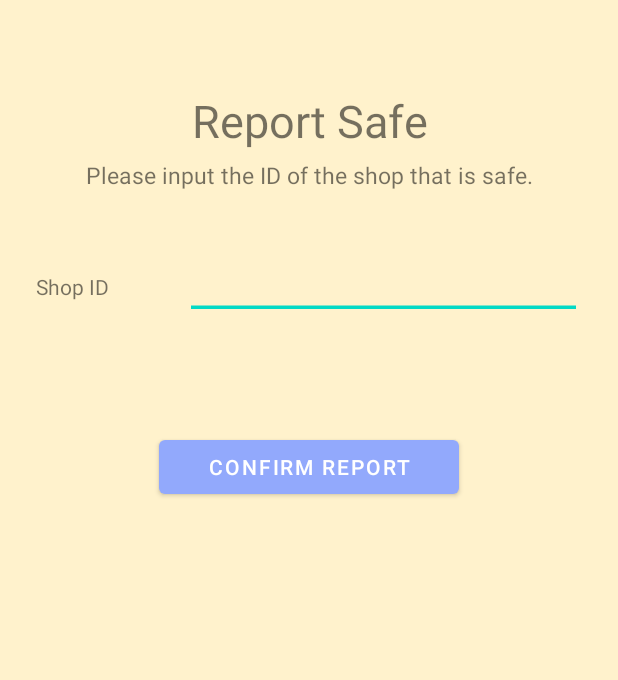
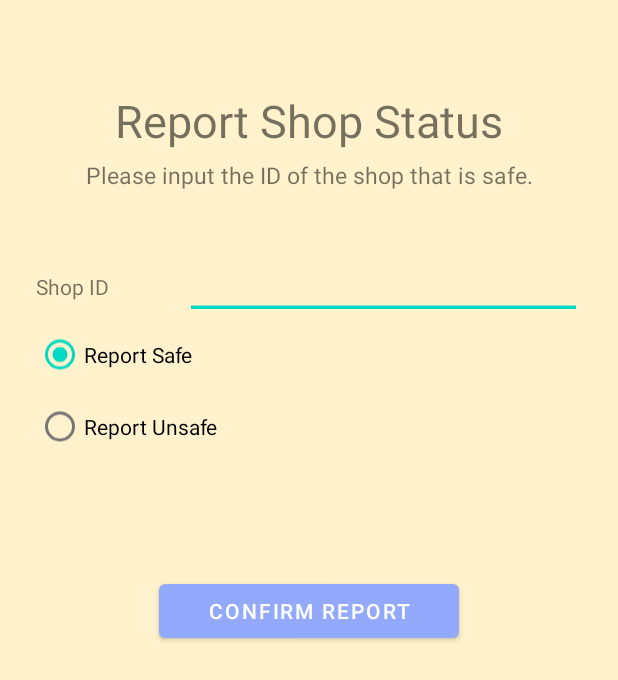
Before and after one commit to jessicahuang523/BackHomeSafe, an Android app: the layout activity_report_shop_status.xml on its own in the app's theme, with its tools: preview values and no code run, on a phone screen of 412 x 824 dp. Shown: the top 680 px of the screen. Run offline under Robolectric (Android 15) with nearby library versions, the phone set to English and light mode, and no system bars.

Commit message:
Report Status View

```diff
--- a/finalprojectv3/app/src/main/AndroidManifest.xml
+++ b/finalprojectv3/app/src/main/AndroidManifest.xml
@@ -9,10 +9,7 @@
         android:supportsRtl="true"
         android:theme="@style/Theme.Finalprojectv3">
         <activity
-            android:name=".ReportSafeActivity"
-            android:exported="false" />
-        <activity
-            android:name=".ReportUnsafeActivity"
+            android:name=".ReportShopStatusActivity"
             android:exported="false" />
         <activity android:name=".ScannerActivity" />
         <activity
--- a/finalprojectv3/app/src/main/java/club/owo/finalproject_v3/ReportSafeActivity.java
+++ /dev/null
@@ -1,14 +0,0 @@
-package club.owo.finalproject_v3;
-
-import androidx.appcompat.app.AppCompatActivity;
-
-import android.os.Bundle;
-
-public class ReportSafeActivity extends AppCompatActivity {
-
-    @Override
-    protected void onCreate(Bundle savedInstanceState) {
-        super.onCreate(savedInstanceState);
-        setContentView(R.layout.activity_report_safe);
-    }
-}
--- a/finalprojectv3/app/src/main/java/club/owo/finalproject_v3/WelcomeActivity.java
+++ b/finalprojectv3/app/src/main/java/club/owo/finalproject_v3/WelcomeActivity.java
@@ -34,10 +34,7 @@ public class WelcomeActivity extends AppCompatActivity {
             Intent page = new Intent(this, club.owo.finalproject_v3.ShopRegisterActivity.class);
             startActivity(page);
         } else if (view.getId() == R.id.welcome_button_report_unsafe) {
-            Intent page = new Intent(this, club.owo.finalproject_v3.ReportUnsafeActivity.class);
-            startActivity(page);
-        } else if (view.getId() == R.id.welcome_button_report_safe) {
-            Intent page = new Intent(this, club.owo.finalproject_v3.ReportSafeActivity.class);
+            Intent page = new Intent(this, club.owo.finalproject_v3.ReportShopStatusActivity.class);
             startActivity(page);
         }
     }
--- a/finalprojectv3/app/src/main/res/layout/activity_report_safe.xml
+++ b/finalprojectv3/app/src/main/res/layout/activity_report_shop_status.xml
@@ -4,7 +4,7 @@
     xmlns:tools="http://schemas.android.com/tools"
     android:layout_width="match_parent"
     android:layout_height="match_parent"
-    tools:context=".ReportSafeActivity">
+    tools:context=".ReportShopStatusActivity">
 
     <LinearLayout
         android:id="@+id/linearLayout"
@@ -21,7 +21,7 @@
             android:layout_width="match_parent"
             android:layout_height="wrap_content"
             android:gravity="center"
-            android:text="Report Safe"
+            android:text="Report Shop Status"
             android:textSize="30sp"
             android:translationY="60dp" />
 
@@ -63,10 +63,30 @@
                     android:importantForAutofill="no" />
 
             </LinearLayout>
+
+            <RadioGroup
+                android:layout_width="match_parent"
+                android:layout_height="match_parent" >
+
+                <RadioButton
+                    android:id="@+id/radio_safe"
+                    android:layout_width="match_parent"
+                    android:layout_height="wrap_content"
+                    android:text="Report Safe"
+                    android:checked="true"
+                    android:onClick="onRadioButtonClicked" />
+
+                <RadioButton
+                    android:id="@+id/radio_unsafe"
+                    android:layout_width="match_parent"
+                    android:layout_height="wrap_content"
+                    android:text="Report Unsafe"
+                    android:onClick="onRadioButtonClicked" />
+            </RadioGroup>
         </LinearLayout>
 
         <Button
-            android:id="@+id/report_safe_submit"
+            android:id="@+id/report_status_submit"
             android:layout_width="wrap_content"
             android:layout_height="wrap_content"
             android:layout_gravity="center"
@@ -74,6 +94,15 @@
             android:text="Confirm Report"
             android:translationY="180dp" />
 
+        <ProgressBar
+            android:id="@+id/status_report_progressbar"
+            style="?android:attr/progressBarStyle"
+            android:layout_width="match_parent"
+            android:layout_height="wrap_content"
+            android:visibility="gone"
+            app:layout_constraintEnd_toStartOf="@+id/linearLayout2"
+            app:layout_constraintStart_toStartOf="parent" />
+
     </LinearLayout>
 
 </androidx.constraintlayout.widget.ConstraintLayout>
```
Also changed, not shown: finalprojectv3/app/src/main/java/club/owo/finalproject_v3/ReportShopStatusActivity.java (added, +109 -0 lines), finalprojectv3/app/src/main/java/club/owo/finalproject_v3/ReportUnsafeActivity.java (deleted, +0 -14 lines), finalprojectv3/app/src/main/res/layout/activity_report_unsafe.xml (deleted, +0 -79 lines), finalprojectv3/app/src/main/res/layout/welcome.xml (+1 -15 lines).
